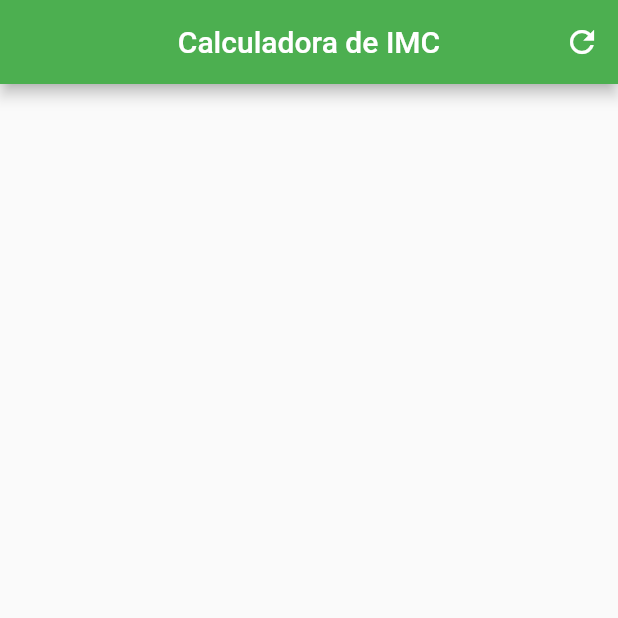
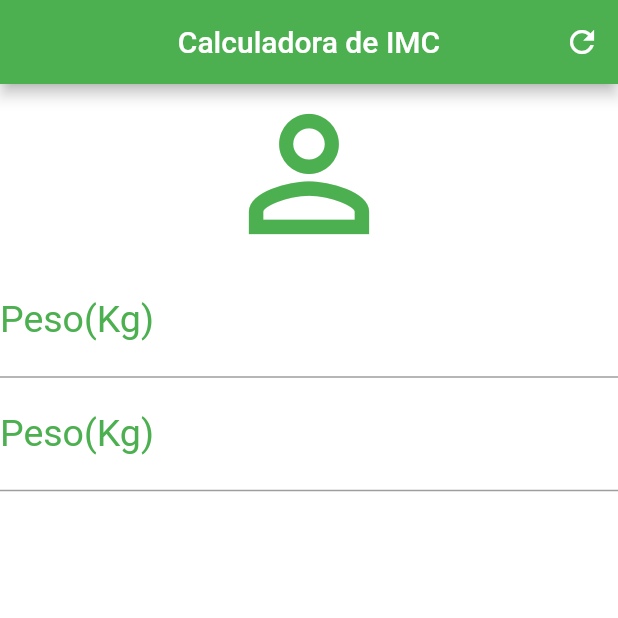
Before and after one commit to warleylimagit/cursos-flutter-calculo_imc, a Flutter app: the screen it shows after launch, on a phone screen of 412 x 824 dp, the top half of it. Run offline on Flutter 3.47's test engine with Material 2 defaults, Android fonts, the phone set to English and light mode, and no system bars.

Commit message:
Criando TextFild e Decoration

```diff
--- a/lib/main.dart
+++ b/lib/main.dart
@@ -26,6 +26,35 @@ class _HomeState extends State<Home> {
           )
         ],
       ),
+      backgroundColor: Colors.white,
+      body: Column(
+        crossAxisAlignment: CrossAxisAlignment.stretch,
+        children: <Widget>[
+          Icon(
+            Icons.person_outline,
+            size: 120.0,
+            color: Colors.green,
+          ),
+          TextField(
+            keyboardType: TextInputType.number,
+            decoration: InputDecoration(
+              labelText: "Peso(Kg)",
+              labelStyle: TextStyle(color: Colors.green)
+            ),
+            textAlign: TextAlign.center,
+            style: TextStyle(color: Colors.green, fontSize: 25.0),
+          ),
+          TextField(
+            keyboardType: TextInputType.number,
+            decoration: InputDecoration(
+                labelText: "Peso(Kg)",
+                labelStyle: TextStyle(color: Colors.green)
+            ),
+            textAlign: TextAlign.center,
+            style: TextStyle(color: Colors.green, fontSize: 25.0),
+          )
+        ],
+      ),
     );
   }
 }
```
